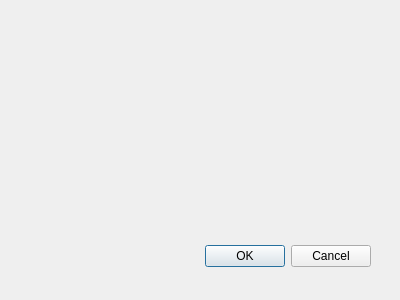
Above: raa_loader/raa_loader_dialog_base.ui from mercerraa/RAALoader before the change. Below: the same form after it.
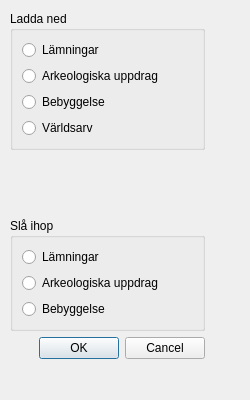
That is the form after the change.

What changed in the file:
```diff
--- a/raa_loader/raa_loader_dialog_base.ui
+++ b/raa_loader/raa_loader_dialog_base.ui
@@ -1,32 +1,140 @@
 <ui version="4.0" >
  <class>RAAloaderDialogBase</class>
- <widget class="QDialog" name="RAAloaderDialogBase" >
-  <property name="geometry" >
+ <widget class="QDialog" name="RAAloaderDialogBase">
+  <property name="geometry">
    <rect>
     <x>0</x>
     <y>0</y>
-    <width>400</width>
-    <height>300</height>
+    <width>250</width>
+    <height>400</height>
    </rect>
   </property>
-  <property name="windowTitle" >
+  <property name="minimumSize">
+   <size>
+    <width>250</width>
+    <height>400</height>
+   </size>
+  </property>
+  <property name="maximumSize">
+   <size>
+    <width>400</width>
+    <height>500</height>
+   </size>
+  </property>
+  <property name="windowTitle">
    <string>RAÄ loader</string>
   </property>
-  <widget class="QDialogButtonBox" name="button_box" >
-   <property name="geometry" >
+  <widget class="QWidget" name="">
+   <property name="geometry">
     <rect>
-     <x>30</x>
-     <y>240</y>
-     <width>341</width>
-     <height>32</height>
+     <x>10</x>
+     <y>11</y>
+     <width>195</width>
+     <height>348</height>
     </rect>
    </property>
-   <property name="orientation" >
-    <enum>Qt::Horizontal</enum>
-   </property>
-   <property name="standardButtons" >
-    <set>QDialogButtonBox::Cancel|QDialogButtonBox::Ok</set>
-   </property>
+   <layout class="QGridLayout" name="gridLayout">
+    <item row="0" column="0">
+     <layout class="QVBoxLayout" name="verticalLayout_3">
+      <item>
+       <widget class="QGroupBox" name="downloadGroupBox">
+        <property name="title">
+         <string>Ladda ned</string>
+        </property>
+        <layout class="QVBoxLayout" name="verticalLayout">
+         <item>
+          <widget class="QRadioButton" name="downloadLamningRadioButton">
+           <property name="text">
+            <string>Lämningar</string>
+           </property>
+          </widget>
+         </item>
+         <item>
+          <widget class="QRadioButton" name="downloadArkeoRadioButton">
+           <property name="text">
+            <string>Arkeologiska uppdrag</string>
+           </property>
+          </widget>
+         </item>
+         <item>
+          <widget class="QRadioButton" name="downloadBebyggRadioButton">
+           <property name="text">
+            <string>Bebyggelse</string>
+           </property>
+          </widget>
+         </item>
+         <item>
+          <widget class="QRadioButton" name="downloadWhsRadioButton">
+           <property name="text">
+            <string>Världsarv</string>
+           </property>
+          </widget>
+         </item>
+        </layout>
+       </widget>
+      </item>
+      <item>
+       <spacer name="verticalSpacer">
+        <property name="orientation">
+         <enum>Qt::Vertical</enum>
+        </property>
+        <property name="sizeHint" stdset="0">
+         <size>
+          <width>20</width>
+          <height>40</height>
+         </size>
+        </property>
+       </spacer>
+      </item>
+      <item>
+       <widget class="QGroupBox" name="mergeGroupBox">
+        <property name="title">
+         <string>Slå ihop</string>
+        </property>
+        <layout class="QVBoxLayout" name="verticalLayout_2">
+         <item>
+          <widget class="QRadioButton" name="mergeLamningRadioButton">
+           <property name="text">
+            <string>Lämningar</string>
+           </property>
+          </widget>
+         </item>
+         <item>
+          <widget class="QRadioButton" name="mergeArkeoRadioButton">
+           <property name="text">
+            <string>Arkeologiska uppdrag</string>
+           </property>
+          </widget>
+         </item>
+         <item>
+          <widget class="QRadioButton" name="mergeBebyggRadioButton">
+           <property name="text">
+            <string>Bebyggelse</string>
+           </property>
+          </widget>
+         </item>
+        </layout>
+       </widget>
+      </item>
+     </layout>
+    </item>
+    <item row="1" column="0">
+     <widget class="QDialogButtonBox" name="confirmButton_box">
+      <property name="maximumSize">
+       <size>
+        <width>200</width>
+        <height>16777215</height>
+       </size>
+      </property>
+      <property name="orientation">
+       <enum>Qt::Horizontal</enum>
+      </property>
+      <property name="standardButtons">
+       <set>QDialogButtonBox::Cancel|QDialogButtonBox::Ok</set>
+      </property>
+     </widget>
+    </item>
+   </layout>
   </widget>
  </widget>
  <resources/>
```
Left out of the diff: 31 changed lines with no effect on the pictures.
